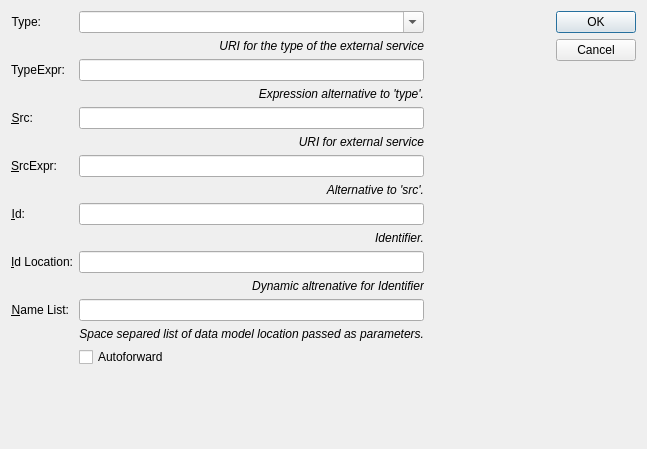
Qt form src/modules/specialized/scxml/dialogs/scxmlinvokedialog.ui (lbellonda/qxmledit) before a commit.
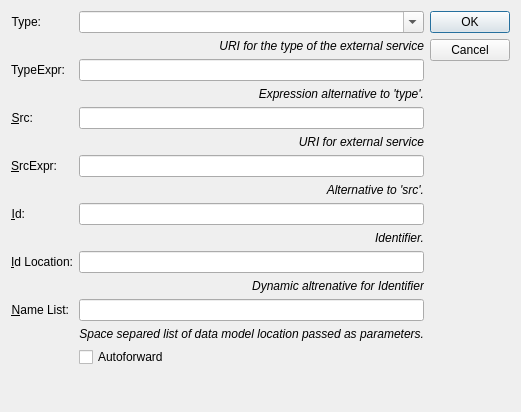
The same form after that commit. Icons and pictures are not drawn.

Commit message: Size of navigators, fixes in SCXML dialogs, fixed a modified flag after editing SCXML.

Patch:
```diff
--- a/src/modules/specialized/scxml/dialogs/scxmlinvokedialog.ui
+++ b/src/modules/specialized/scxml/dialogs/scxmlinvokedialog.ui
@@ -6,8 +6,8 @@
    <rect>
     <x>0</x>
     <y>0</y>
-    <width>647</width>
-    <height>449</height>
+    <width>516</width>
+    <height>412</height>
    </rect>
   </property>
   <property name="windowTitle">
@@ -262,19 +262,6 @@
      </item>
     </layout>
    </item>
-   <item>
-    <spacer name="horizontalSpacer">
-     <property name="orientation">
-      <enum>Qt::Horizontal</enum>
-     </property>
-     <property name="sizeHint" stdset="0">
-      <size>
-       <width>21</width>
-       <height>20</height>
-      </size>
-     </property>
-    </spacer>
-   </item>
    <item>
     <layout class="QVBoxLayout" name="verticalLayout">
      <item>
```
The commit also changes 5 other files.
